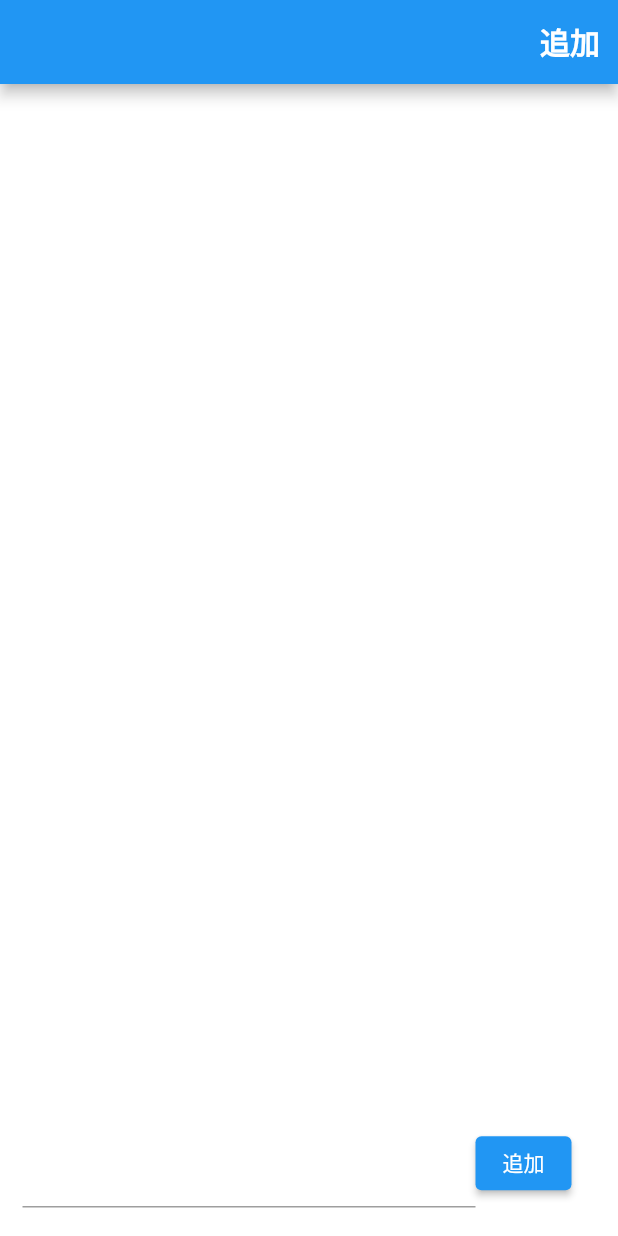
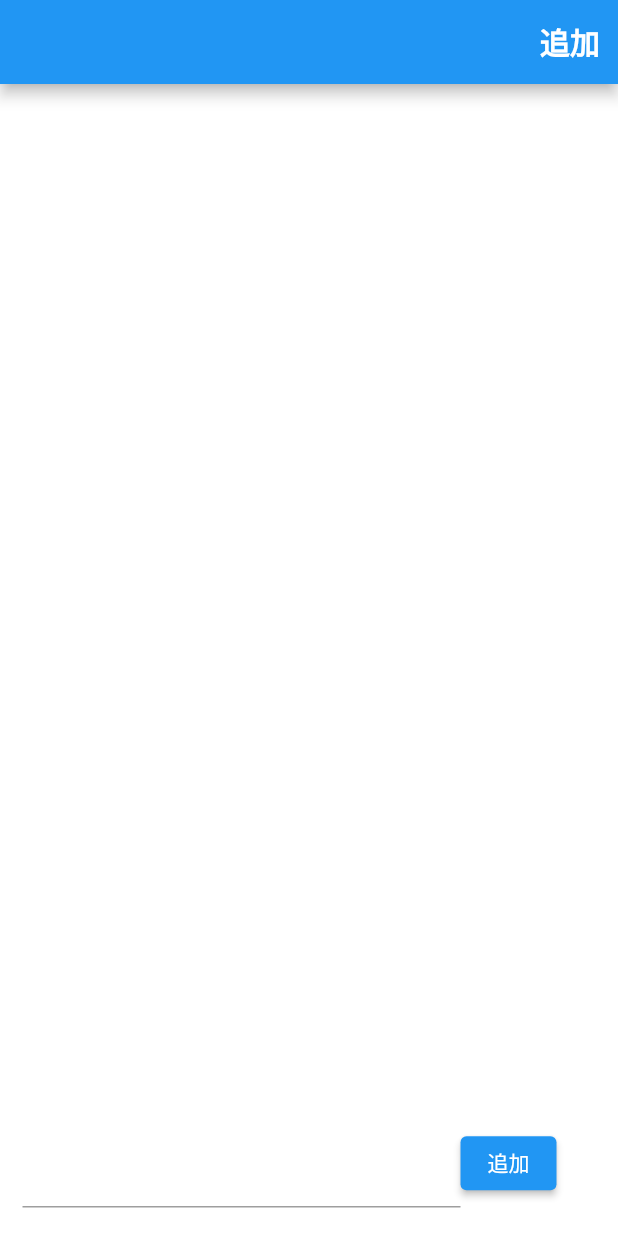
Before and after one commit to iseruuuuu/roulette_app, a Flutter app: the screen it shows after launch, on a phone screen of 412 x 824 dp. Run offline on Flutter 3.47's test engine with Material 2 defaults, Android fonts, the light colour scheme and no system bars; our stand-ins replace audioplayers, flutter_fortune_wheel, get, glassmorphism.

Commit message:
fix: change width

```diff
--- a/lib/screen/add_screen/add_screen.dart
+++ b/lib/screen/add_screen/add_screen.dart
@@ -57,7 +57,7 @@ class AddScreen extends StatelessWidget {
                 child: Row(
                   children: [
                     SizedBox(
-                      width: deviceSize.width - 110,
+                      width: deviceSize.width - 120,
                       child: TextField(
                         onChanged: (text) => controller.onChanged(text),
                         style: const TextStyle(
```
